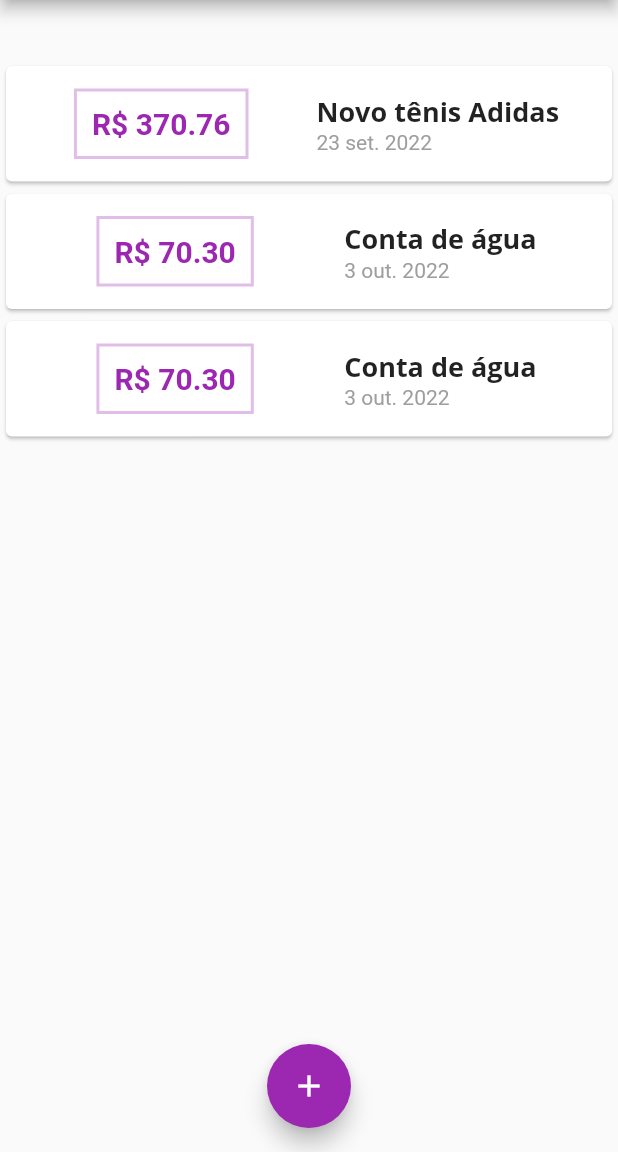
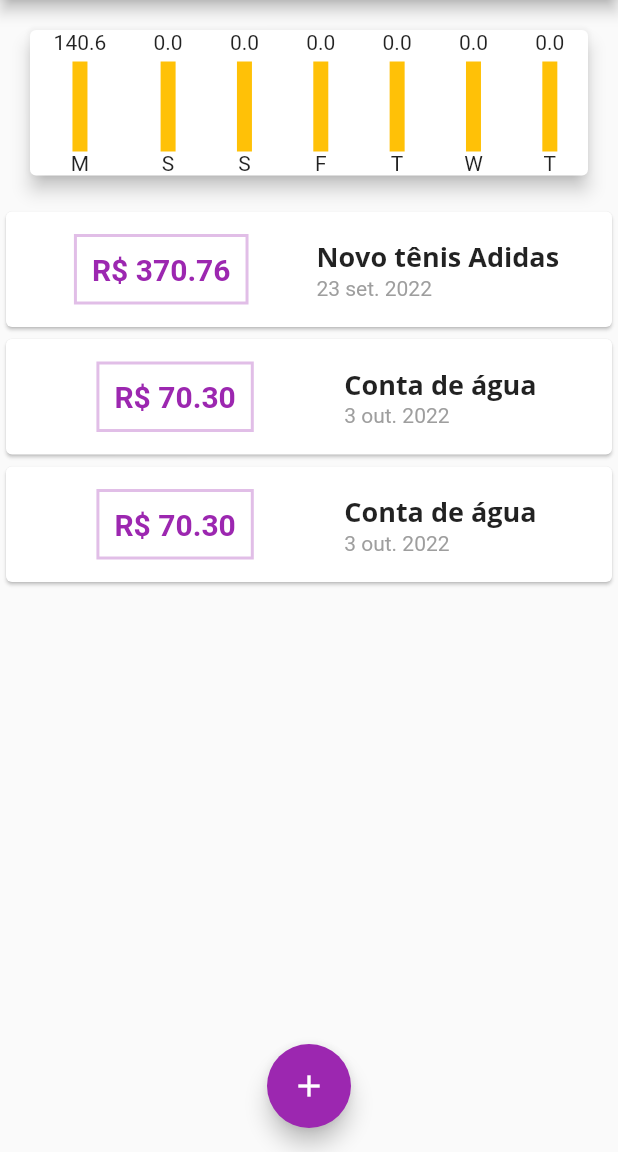
Before and after one commit to fvieir/Flutter-despesas_pessoais, a Flutter app: the screen it shows after launch, on a phone screen of 412 x 824 dp, the part 84-1236 px from its top. Run offline on Flutter 3.47's test engine with Material 2 defaults, Android fonts, the phone set to English and light mode, and no system bars.

Commit message:
Construindo ChartBar

```diff
--- a/lib/components/chart.dart
+++ b/lib/components/chart.dart
@@ -1,3 +1,4 @@
+import 'package:expenses/components/chart_bar.dart';
 import 'package:expenses/models/trasanctions.dart';
 import 'package:flutter/material.dart';
 import 'package:intl/intl.dart';
@@ -25,9 +26,6 @@ class Chart extends StatelessWidget {
         }
       }
 
-      print(DateFormat.E().format(weekDay)[0]);
-      print(totalSum);
-
       return {
         'day': DateFormat.E().format(weekDay)[0],
         'value': totalSum,
@@ -37,12 +35,18 @@ class Chart extends StatelessWidget {
 
   @override
   Widget build(BuildContext context) {
-    groupedTransantion;
     return Card(
       elevation: 5,
       margin: const EdgeInsets.all(20),
       child: Row(
-        children: const <Widget>[],
+        mainAxisAlignment: MainAxisAlignment.spaceAround,
+        children: groupedTransantion.map((tr) {
+          return ChartBar(
+            label: tr['day'] as String,
+            value: tr['value'] as double,
+            percentage: 0,
+          );
+        }).toList(),
       ),
     );
   }
--- /dev/null
+++ b/lib/components/chart_bar.dart
@@ -0,0 +1,30 @@
+import 'package:flutter/material.dart';
+
+class ChartBar extends StatelessWidget {
+  final String label;
+  final double value;
+  final double percentage;
+  const ChartBar({
+    required this.label,
+    required this.value,
+    required this.percentage,
+    super.key,
+  });
+
+  @override
+  Widget build(BuildContext context) {
+    return Column(
+      children: [
+        Text(value.toString()),
+        const SizedBox(height: 5),
+        Container(
+          color: Colors.amber,
+          height: 60,
+          width: 10,
+          child: null,
+        ),
+        Text(label),
+      ],
+    );
+  }
+}
```
